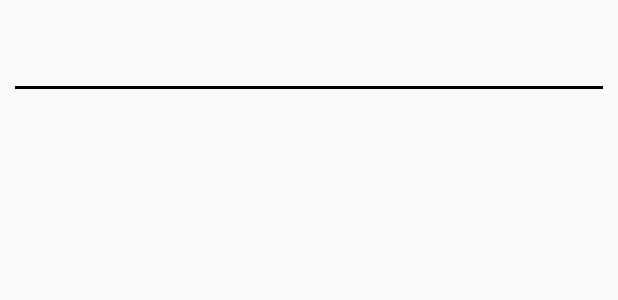
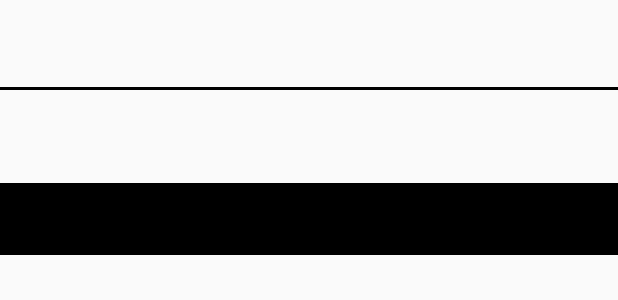
Before and after one commit to deewanrd/smart-learning, an Android app: the layout activity_custom_dialog.xml on its own in the app's theme, with its tools: preview values and no code run, on a phone screen of 412 x 824 dp. Shown: the top 300 px of the screen. Run offline under Robolectric (Android 15) with nearby library versions, the light colour scheme and no system bars.

Commit message:
implemented custom dialog

```diff
--- a/app/src/main/java/com/rahuldeewan/smartlearning/QuestionListActivity.java
+++ b/app/src/main/java/com/rahuldeewan/smartlearning/QuestionListActivity.java
@@ -81,6 +81,7 @@ public class QuestionListActivity extends AppCompatActivity {
                     spinnerQuestion.setPrompt("Jump to Question ");
                     spinnerQuestion.setAdapter(arrayAdapter);
                     spinnerQuestion.setSelection(0);
+
                     spinnerQuestion.setOnItemSelectedListener(new AdapterView.OnItemSelectedListener() {
                         @Override
                         public void onItemSelected(AdapterView<?> adapterView, View view, int i, long l) {
--- a/app/src/main/java/com/rahuldeewan/smartlearning/QuestionListFragment.java
+++ b/app/src/main/java/com/rahuldeewan/smartlearning/QuestionListFragment.java
@@ -177,7 +177,7 @@ public class QuestionListFragment extends Fragment implements View.OnClickListen
             customDialog.show();
         }
         if (view.getId() == R.id.iv_submit) {
-            customDialog = new CustomDialog(getActivity(), "Submit", "Are you sure you want to submit? your score is : " + count, "YES");
+            customDialog = new CustomDialog(getActivity(), "Submit", "Are you sure you want to submit? your score is : " + count, "NO","YES");
             customDialog.show();
         }
     }
--- a/app/src/main/res/layout/activity_custom_dialog.xml
+++ b/app/src/main/res/layout/activity_custom_dialog.xml
@@ -1,16 +1,18 @@
 <?xml version="1.0" encoding="utf-8"?>
-<LinearLayout xmlns:android="http://schemas.android.com/apk/res/android"
+<RelativeLayout xmlns:android="http://schemas.android.com/apk/res/android"
+    xmlns:tools="http://schemas.android.com/tools"
     android:layout_width="match_parent"
     android:layout_height="wrap_content"
     android:layout_centerInParent="true"
     android:orientation="vertical"
-    android:padding="10dp">
+    tools:context="com.rahuldeewan.smartlearning.CustomDialog">
 
     <TextView
         android:id="@+id/tv_dialog_title"
         android:layout_width="match_parent"
         android:layout_height="wrap_content"
         android:layout_margin="10dp"
+        android:padding="5dp"
         android:textColor="@android:color/black"
         android:textSize="20sp"
         android:textStyle="bold" />
@@ -19,15 +21,45 @@
         android:id="@+id/split_line"
         android:layout_width="match_parent"
         android:layout_height="2dp"
+        android:layout_below="@id/tv_dialog_title"
         android:background="@android:color/black" />
-
 
     <TextView
         android:id="@+id/tv_dialog_message"
         android:layout_width="match_parent"
         android:layout_height="wrap_content"
+        android:layout_below="@id/split_line"
         android:layout_gravity="center"
         android:layout_margin="10dp"
+        android:padding="5dp"
         android:textColor="@android:color/black"
         android:textSize="15sp" />
-</LinearLayout>
+
+    <LinearLayout
+        android:layout_width="match_parent"
+        android:layout_height="wrap_content"
+        android:layout_below="@id/tv_dialog_message"
+        android:layout_marginTop="10dp"
+        android:orientation="horizontal">
+
+        <Button
+            android:id="@+id/btn_primary"
+            android:layout_width="wrap_content"
+            android:layout_height="wrap_content"
+            android:layout_weight="1"
+            android:background="@android:color/black"
+            android:textAlignment="center"
+            android:textColor="@android:color/white"
+            tools:ignore="ButtonStyle" />
+
+        <Button
+            android:id="@+id/btn_secondary"
+            android:layout_width="wrap_content"
+            android:layout_height="wrap_content"
+            android:layout_weight="1"
+            android:background="@android:color/black"
+            android:textAlignment="center"
+            android:textColor="@android:color/white"
+            tools:ignore="ButtonStyle" />
+    </LinearLayout>
+</RelativeLayout>
--- a/app/src/main/res/layout/activity_splash.xml
+++ b/app/src/main/res/layout/activity_splash.xml
@@ -10,6 +10,6 @@
         android:layout_height="wrap_content"
         android:layout_centerInParent="true"
         android:src="@drawable/hint"
-        />
+        tools:ignore="ContentDescription" />
 
 </RelativeLayout>
--- a/app/src/main/res/values/colors.xml
+++ b/app/src/main/res/values/colors.xml
@@ -5,4 +5,6 @@
     <color name="colorAccent">#FF4081</color>
     <color name="purple">#9C27B0</color>
     <color name="cyan">#00897B</color>
+    <color name="orange">#F27C21</color>
+    <color name="pink">#E91E63</color>
 </resources>
```
Also changed, not shown: app/src/main/java/com/rahuldeewan/smartlearning/CustomDialog.java (+43 -5 lines), app/src/main/java/com/rahuldeewan/smartlearning/OnboardingActivity.java (+5 -4 lines).
